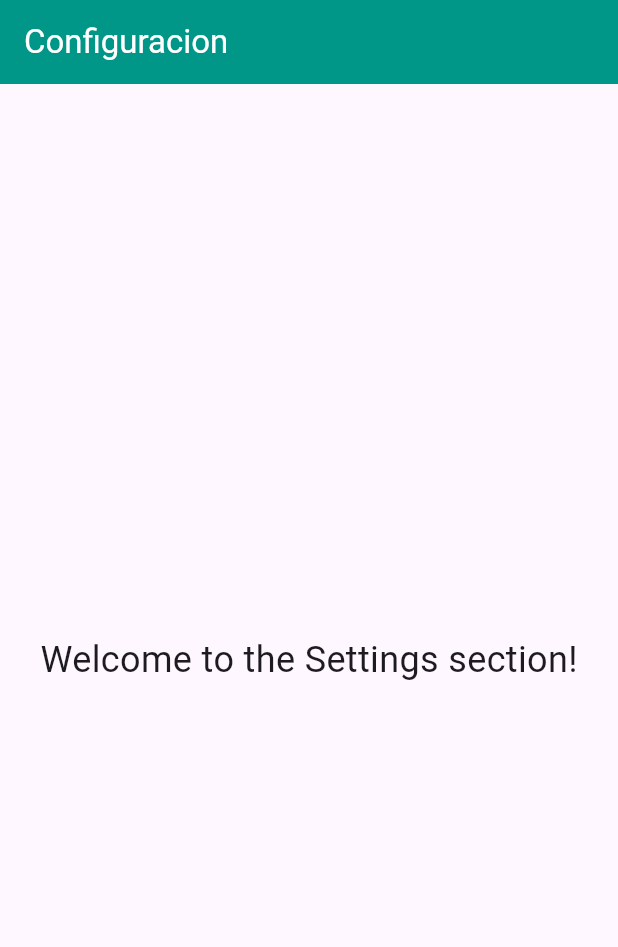
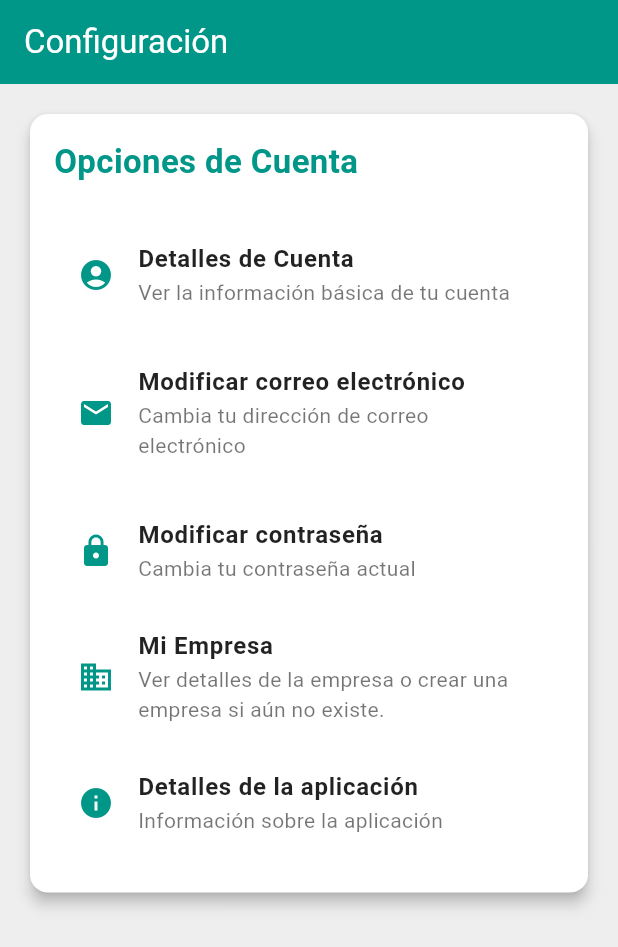
Before and after one commit to pedrisbellh/Prestamos, a Flutter app: the SettingsScreen screen opened by its route, on a phone screen of 412 x 824 dp. Shown: the top 947 px of the screen. Run offline on Flutter 3.47's test engine with Material 3 defaults, Android fonts, the phone set to English and light mode, and no system bars; our stand-ins replace cloud_firestore, connectivity_plus, equatable, firebase_auth, firebase_core, flutter_bloc and 3 more; accounts and stored records are empty; generated files the repository leaves out were written again.

Commit message:
Refactor settings screen layout and functionality

```diff
--- a/lib/ui/user/screens/settings_screen.dart
+++ b/lib/ui/user/screens/settings_screen.dart
@@ -1,22 +1,138 @@
+import 'package:firebase_auth/firebase_auth.dart';
 import 'package:flutter/material.dart';
+import 'package:go_router/go_router.dart';
+import 'package:prestamos/data/providers/company_provider/company_provider_impl.dart';
+import 'package:prestamos/data/repositories/company_repository.dart';
+import 'package:prestamos/domain/models/company/company.dart';
 
-class SettingsScreen extends StatelessWidget {
+class SettingsScreen extends StatefulWidget {
   const SettingsScreen({super.key});
+
+  @override
+  State<SettingsScreen> createState() => _SettingsScreenState();
+}
+
+class _SettingsScreenState extends State<SettingsScreen> {
+  late CompanyRepository companyRepository;
+  final FirebaseAuth _auth = FirebaseAuth.instance;
+  String? userId;
+
+  @override
+  void initState() {
+    super.initState();
+    userId = _auth.currentUser?.uid;
+    companyRepository = CompanyRepository(CompanyProviderImpl());
+  }
 
   @override
   Widget build(BuildContext context) {
     return Scaffold(
       appBar: AppBar(
-        title: const Text('Configuracion'),
+        title: const Text('Configuración'),
         backgroundColor: Colors.teal,
         foregroundColor: Colors.white,
       ),
-      body: const Center(
-        child: Text(
-          'Welcome to the Settings section!',
-          style: TextStyle(fontSize: 24),
+      body: Container(
+        height: double.infinity,
+        color: Colors.grey[200],
+        padding: const EdgeInsets.all(16.0),
+        child: SingleChildScrollView(
+          child: Card(
+            color: Colors.white,
+            elevation: 4,
+            shape: RoundedRectangleBorder(
+              borderRadius: BorderRadius.circular(12),
+            ),
+            child: Padding(
+              padding: const EdgeInsets.all(16.0), // Padding para el Card
+              child: Column(
+                crossAxisAlignment:
+                    CrossAxisAlignment.start, // Alinear a la izquierda
+                children: [
+                  const Text(
+                    'Opciones de Cuenta',
+                    style: TextStyle(
+                      fontSize: 22,
+                      fontWeight: FontWeight.bold,
+                      color: Colors.teal,
+                    ),
+                  ),
+                  const SizedBox(
+                      height: 16), // Espacio entre el título y las opciones
+                  _buildListTile(
+                    Icons.account_circle,
+                    'Detalles de Cuenta',
+                    'Ver la información básica de tu cuenta',
+                    () => context.push('/userPanel'),
+                  ),
+                  _buildListTile(
+                    Icons.email,
+                    'Modificar correo electrónico',
+                    'Cambia tu dirección de correo electrónico',
+                    () => context.push('/modifyEmail'),
+                  ),
+                  _buildListTile(
+                    Icons.lock,
+                    'Modificar contraseña',
+                    'Cambia tu contraseña actual',
+                    () => context.push('/modifyPassword'),
+                  ),
+                  _buildCompanyTile(context),
+                  _buildListTile(
+                    Icons.info,
+                    'Detalles de la aplicación',
+                    'Información sobre la aplicación',
+                    () => context.push('/appDetails'),
+                  ),
+                ],
+              ),
+            ),
+          ),
         ),
       ),
     );
   }
+
+  Widget _buildListTile(
+      IconData icon, String title, String subtitle, VoidCallback onTap) {
+    return ListTile(
+      title: Text(
+        title,
+        style:
+            const TextStyle(fontWeight: FontWeight.w600, color: Colors.black87),
+      ),
+      subtitle: Text(
+        subtitle,
+        style: const TextStyle(color: Colors.black54),
+      ),
+      leading: Icon(icon, color: Colors.teal),
+      contentPadding:
+          const EdgeInsets.symmetric(horizontal: 16.0, vertical: 8.0),
+      onTap: onTap,
+    );
+  }
+
+  Widget _buildCompanyTile(BuildContext context) {
+    return ListTile(
+      title: const Text(
+        'Mi Empresa',
+        style: TextStyle(fontWeight: FontWeight.w600, color: Colors.black87),
+      ),
+      subtitle: const Text(
+        'Ver detalles de la empresa o crear una empresa si aún no existe.',
+        style: TextStyle(color: Colors.black54),
+      ),
+      leading: const Icon(Icons.business, color: Colors.teal),
+      onTap: () async {
+        String userId = FirebaseAuth.instance.currentUser!.uid;
+        Company? company = await companyRepository.getCompany(userId);
+
+        if (company != null) {
+          context.push('/viewCompany/$userId');
+        } else {
+          context.push('/createCompany');
+        }
+      },
+    );
+  }
 }
```
